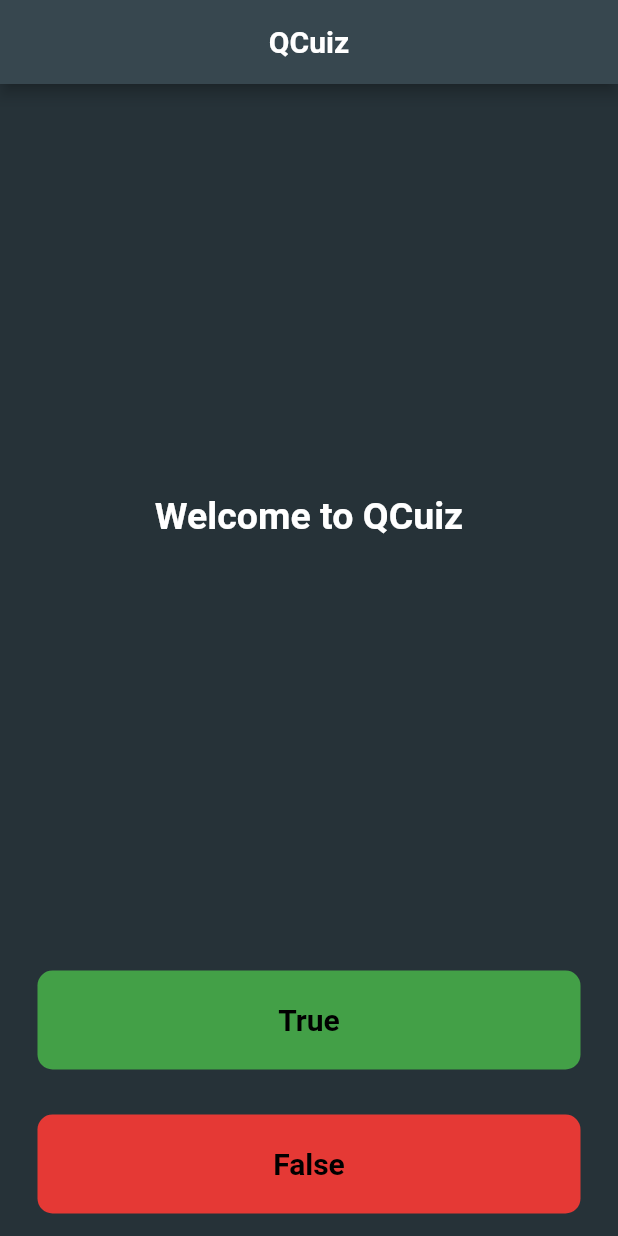
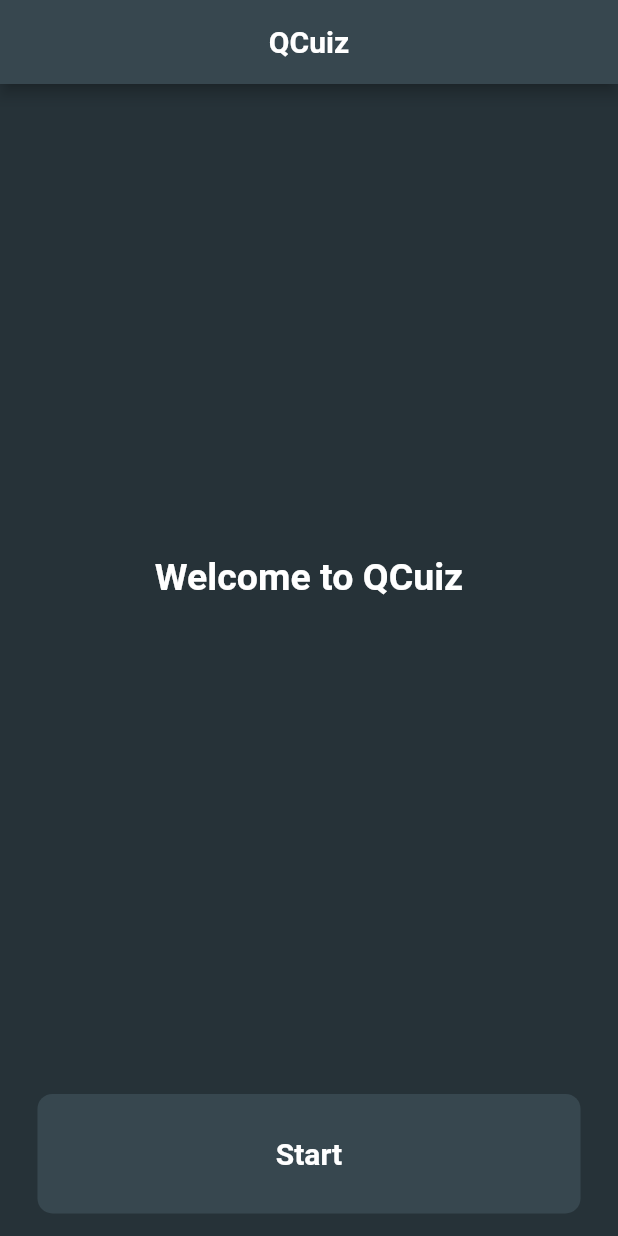
Before and after one commit to Sahill17/QCuiz, a Flutter app: the screen it shows after launch, on a phone screen of 412 x 824 dp. Run offline on Flutter 3.47's test engine with Material 2 defaults, Android fonts, the phone set to English and light mode, and no system bars.

Commit message:
first commit

```diff
--- /dev/null
+++ b/lib/home_page.dart
@@ -0,0 +1,60 @@
+import 'package:flutter/material.dart';
+import 'package:qcuiz/qcuiz_page.dart';
+
+class HomePage extends StatefulWidget {
+  const HomePage({Key? key}) : super(key: key);
+
+  @override
+  State<HomePage> createState() => _HomePageState();
+}
+
+class _HomePageState extends State<HomePage> {
+  @override
+  Widget build(BuildContext context) {
+    return Column(
+      crossAxisAlignment: CrossAxisAlignment.stretch,
+      mainAxisAlignment: MainAxisAlignment.spaceBetween,
+      // ignore: prefer_const_literals_to_create_immutables
+      children: [
+        Expanded(
+          flex: 6,
+          child: Padding(
+            padding: EdgeInsets.all(8.0),
+            child: Center(
+              child: Text(
+                "Welcome to QCuiz",
+                style: TextStyle(
+                  fontSize: 25,
+                  fontWeight: FontWeight.bold,
+                  color: Colors.white,
+                ),
+                textAlign: TextAlign.center,
+              ),
+            ),
+          ),
+        ),
+        Expanded(
+          child: Padding(
+            padding: EdgeInsets.all(15.0),
+            child: FlatButton(
+              shape: RoundedRectangleBorder(
+                  borderRadius: BorderRadius.circular(10.0)),
+              color: Colors.blueGrey[800],
+              child: Text(
+                "Start",
+                style: TextStyle(
+                    fontSize: 20.0,
+                    color: Colors.white,
+                    fontWeight: FontWeight.bold),
+              ),
+              onPressed: () {
+                Navigator.push(context,
+                    MaterialPageRoute(builder: (Context) => QCuiz_Page()));
+              },
+            ),
+          ),
+        ),
+      ],
+    );
+  }
+}
--- a/lib/main.dart
+++ b/lib/main.dart
@@ -1,6 +1,8 @@
-// ignore_for_file: deprecated_member_use
-
+// ignore_for_file: deprecated_member_use, depend_on_referenced_packages
+import 'dart:io';
 import 'package:flutter/material.dart';
+import 'package:qcuiz/home_page.dart';
+import 'package:qcuiz/qcuiz_page.dart';
 
 void main(List<String> args) {
   runApp(QCuiz());
@@ -32,85 +34,9 @@ class _QCuizState extends State<QCuiz> {
           body: const SafeArea(
             child: Padding(
               padding: EdgeInsets.symmetric(horizontal: 10.0),
-              child: QCuiz_Page(),
+              child: HomePage(),
             ),
           )),
     );
   }
 }
-
-class QCuiz_Page extends StatefulWidget {
-  const QCuiz_Page({Key? key}) : super(key: key);
-
-  @override
-  State<QCuiz_Page> createState() => _QCuiz_PageState();
-}
-
-class _QCuiz_PageState extends State<QCuiz_Page> {
-  get child => null;
-
-  @override
-  Widget build(BuildContext context) {
-    return Column(
-      crossAxisAlignment: CrossAxisAlignment.stretch,
-      mainAxisAlignment: MainAxisAlignment.spaceBetween,
-      // ignore: prefer_const_literals_to_create_immutables
-      children: [
-        const Expanded(
-          flex: 6,
-          child: Padding(
-            padding: EdgeInsets.all(8.0),
-            child: Center(
-              child: Text(
-                "Welcome to QCuiz",
-                style: TextStyle(
-                  fontSize: 25,
-                  fontWeight: FontWeight.bold,
-                  color: Colors.white,
-                ),
-                textAlign: TextAlign.center,
-              ),
-            ),
-          ),
-        ),
-        Expanded(
-          child: Padding(
-            padding: EdgeInsets.all(15.0),
-            child: FlatButton(
-              shape: RoundedRectangleBorder(
-                  borderRadius: BorderRadius.circular(10.0)),
-              color: Colors.green[600],
-              child: Text(
-                "True",
-                style: TextStyle(
-                    fontSize: 20.0,
-                    color: Colors.black,
-                    fontWeight: FontWeight.bold),
-              ),
-              onPressed: () {},
-            ),
-          ),
-        ),
-        Expanded(
-            child: Padding(
-          padding: EdgeInsets.all(15.0),
-          child: FlatButton(
-            shape: RoundedRectangleBorder(
-              borderRadius: BorderRadius.circular(10.0),
-            ),
-            color: Colors.red[600],
-            child: Text(
-              "False",
-              style: TextStyle(
-                fontSize: 20,
-                color: Colors.black,
-                fontWeight: FontWeight.bold,
-              ),
-            ),
-            onPressed: () {},
-          ),
-        ))
-      ],
-    );
-  }
-}
```
Also changed, not shown: lib/qcuiz_page.dart (added, +102 -0 lines), 1 other file.
